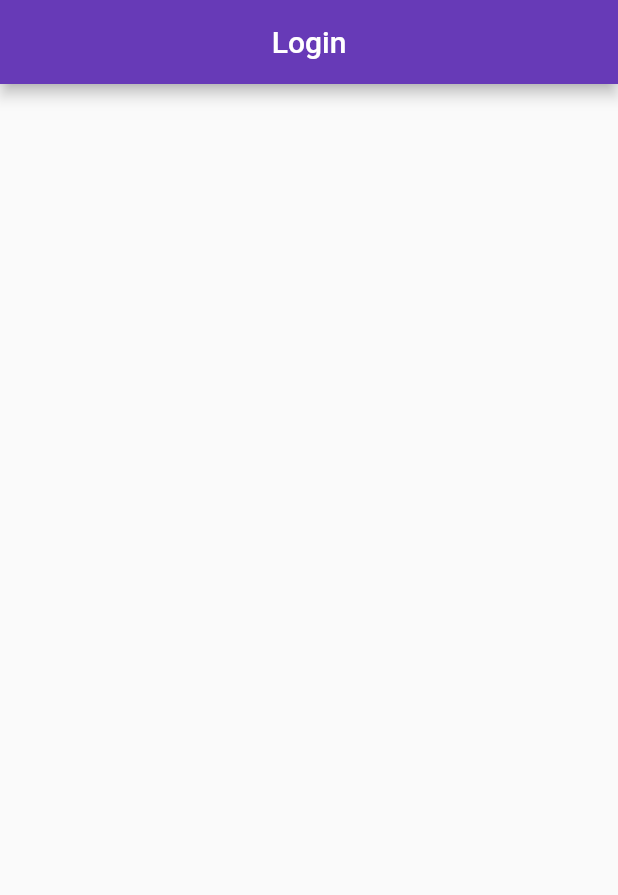
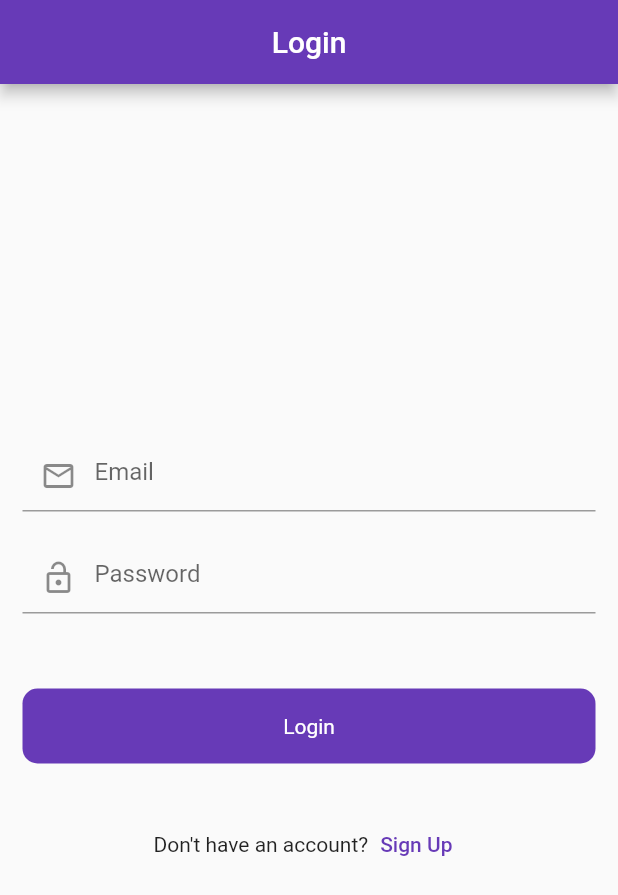
Before and after one commit to azix-khan/evalution, a Flutter app: the screen it shows after launch, on a phone screen of 412 x 824 dp. Shown: the top 895 px of the screen. Run offline on Flutter 3.47's test engine with Material 2 defaults, Android fonts, the phone set to English and light mode, and no system bars; our stand-ins replace firebase_auth, firebase_core, fluttertoast; accounts and stored records are empty.

Commit message:
login and sign up screen

```diff
--- a/lib/firebase_services/splash_services.dart
+++ b/lib/firebase_services/splash_services.dart
@@ -4,6 +4,7 @@ import 'package:evalution/ui/auth/login_screen.dart';
 import 'package:flutter/material.dart';
 
 class SplashServices {
+  // ignore: non_constant_identifier_names
   void IsLogin(BuildContext context) {
     Timer(
         const Duration(seconds: 3),
--- a/lib/ui/auth/login_screen.dart
+++ b/lib/ui/auth/login_screen.dart
@@ -1,4 +1,7 @@
+import 'package:evalution/ui/auth/signup_screen.dart';
+import 'package:evalution/widgets/round_button.dart';
 import 'package:flutter/material.dart';
+import 'package:flutter/services.dart';
 
 class LoginScreen extends StatefulWidget {
   const LoginScreen({super.key});
@@ -8,16 +11,118 @@ class LoginScreen extends StatefulWidget {
 }
 
 class _LoginScreenState extends State<LoginScreen> {
+  final _formKey = GlobalKey<FormState>();
+  final emailController = TextEditingController();
+  final passwordController = TextEditingController();
+
+  @override
+  void dispose() {
+    // TODO: implement dispose
+    super.dispose();
+    emailController.dispose();
+    passwordController.dispose();
+  }
+
   @override
   Widget build(BuildContext context) {
-    return Scaffold(
-      appBar: AppBar(
-        title: const Text('Login'),
-        centerTitle: true,
-        automaticallyImplyLeading: false,
-      ),
-      body: const Column(
-        children: [],
+    return WillPopScope(
+      onWillPop: () async {
+        SystemNavigator.pop();
+        return true;
+      },
+      child: Scaffold(
+        appBar: AppBar(
+          title: const Text('Login'),
+          centerTitle: true,
+          automaticallyImplyLeading: false,
+        ),
+        body: Padding(
+          padding: const EdgeInsets.symmetric(horizontal: 15),
+          child: Column(
+            mainAxisAlignment: MainAxisAlignment.center,
+            crossAxisAlignment: CrossAxisAlignment.center,
+            children: [
+              Form(
+                key: _formKey,
+                child: Column(
+                  children: [
+                    TextFormField(
+                      controller: emailController,
+                      decoration: const InputDecoration(
+                        hintText: 'Email',
+                        prefixIcon: Icon(Icons.email_outlined),
+                      ),
+                      keyboardType: TextInputType.emailAddress,
+                      validator: (value) {
+                        if (value!.isEmpty) {
+                          return 'Email Required';
+                        }
+                        // String pattern =
+                        //     r'^(([^<>()[\]\\.,;:\s@\"]+(\.[^<>()[\]\\.,;:\s@\"]+)*)|(\".+\"))@((\[[0-9]{1,3}\.[0-9]{1,3}\.[0-9]{1,3}\.[0-9]{1,3}\])|(([a-zA-Z\-0-9]+\.)+[a-zA-Z]{2,}))$';
+                        // RegExp regex = RegExp(pattern);
+                        // if (!(regex.hasMatch(value))) {
+                        //   return 'Invalid Email';
+                        // }
+                        return null;
+                      },
+                    ),
+                    const SizedBox(
+                      height: 20,
+                    ),
+                    TextFormField(
+                      controller: passwordController,
+                      obscureText: true,
+                      decoration: const InputDecoration(
+                        hintText: 'Password',
+                        prefixIcon: Icon(Icons.lock_open),
+                      ),
+                      keyboardType: TextInputType.visiblePassword,
+                      validator: (value) {
+                        if (value!.isEmpty) {
+                          return 'Password Required';
+                        }
+                        // String pattern =
+                        //     r"(?=.*\d)(?=.*[a-z])(?=.*[A-Z])(?=.*\W)";
+                        // RegExp regex = RegExp(pattern);
+                        // if (!(regex.hasMatch(value))) {
+                        //   return 'Use spacial characters and numbers';
+                        // }
+                        return null;
+                      },
+                    ),
+                  ],
+                ),
+              ),
+              const SizedBox(
+                height: 50,
+              ),
+              RoundButton(
+                title: 'Login',
+                onTap: () {
+                  if (_formKey.currentState!.validate()) {}
+                },
+              ),
+              const SizedBox(
+                height: 30,
+              ),
+              Row(
+                mainAxisAlignment: MainAxisAlignment.center,
+                children: [
+                  const Text("Don't have an account?"),
+                  TextButton(
+                    onPressed: () {
+                      Navigator.push(
+                          context,
+                          MaterialPageRoute(
+                              builder: (context) => const SignUpScreen()));
+                    },
+                    child: const Text("Sign Up"),
+                  ),
+                ],
+              )
+            ],
+          ),
+        ),
       ),
     );
   }
--- /dev/null
+++ b/lib/widgets/round_button.dart
@@ -0,0 +1,28 @@
+import 'package:flutter/material.dart';
+
+class RoundButton extends StatelessWidget {
+  final String title;
+  final VoidCallback onTap;
+  final bool loading;
+  const RoundButton({super.key, required this.title, required this.onTap, this.loading = false});
+
+  @override
+  Widget build(BuildContext context) {
+    return InkWell(
+      onTap: onTap,
+      child: Container(
+        height: 50,
+        decoration: BoxDecoration(
+          color: Colors.deepPurple,
+          borderRadius: BorderRadius.circular(10),
+        ),
+        child: Center(
+          child: loading ? CircularProgressIndicator(strokeWidth: 3, color: Colors.white,) : Text(
+            title,
+            style: const TextStyle(color: Colors.white),
+          ),
+        ),
+      ),
+    );
+  }
+}
```
Also changed, not shown: lib/ui/auth/signup_screen.dart (added, +150 -0 lines), lib/utils/utils.dart (added, +15 -0 lines).
